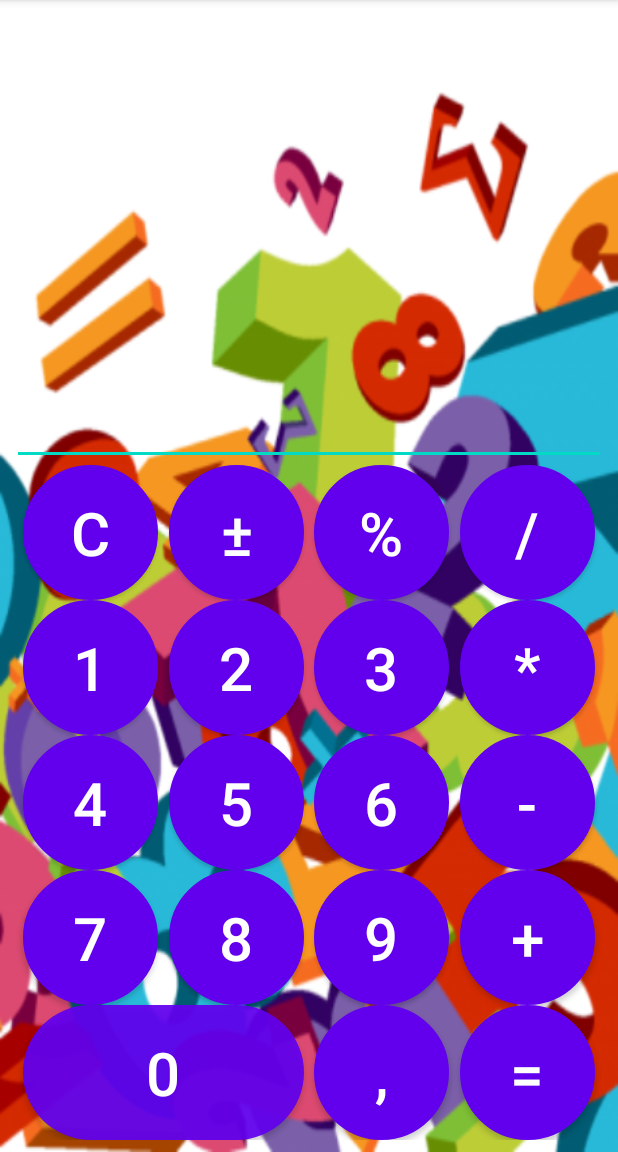
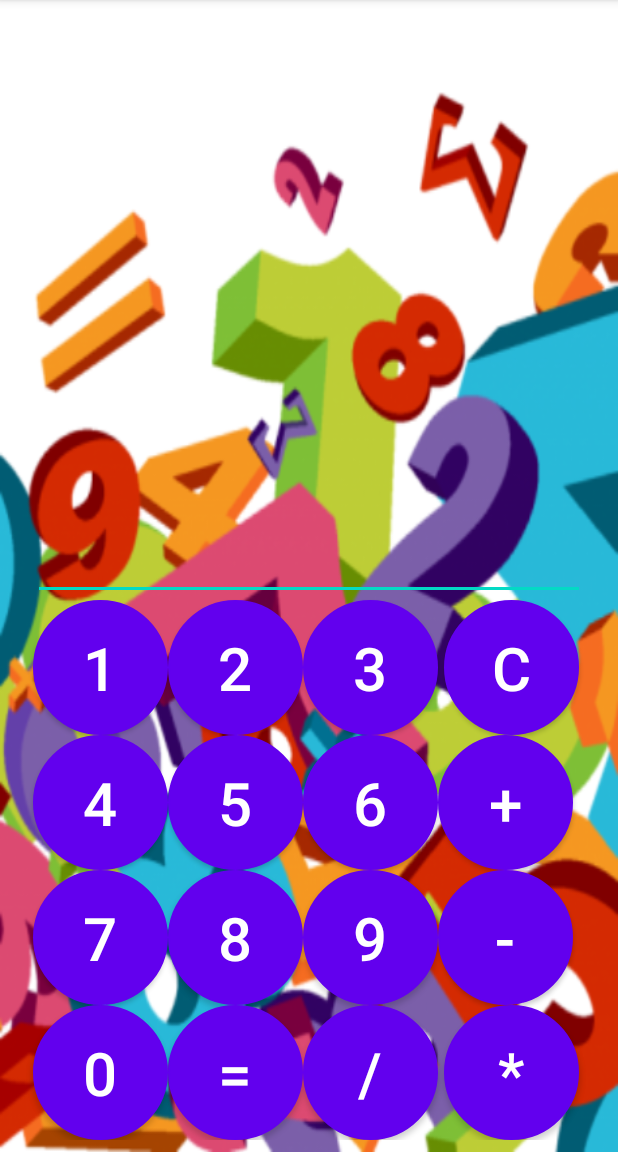
Before and after one commit to YuraYakovlev/MyCalculator, an Android app: the screen it shows after launch (MainActivity), on a phone screen of 412 x 824 dp, the part 84-1236 px from its top. Run offline under Robolectric (Android 15) with nearby library versions, the phone set to English and light mode, and no system bars.

Commit message:
Calculate logic

```diff
--- a/app/src/main/java/com/example/mycalculator/MainActivity.java
+++ b/app/src/main/java/com/example/mycalculator/MainActivity.java
@@ -9,8 +9,29 @@ import android.widget.TextView;
 
 public class MainActivity extends AppCompatActivity {
 
-    private TextView textView;
+    TextView textView;
+    CalculateLogic calculateLogic = new CalculateLogic();
 
+    int[] numbers = {
+            R.id.btn_one,
+            R.id.btn_two,
+            R.id.btn_three,
+            R.id.btn_four,
+            R.id.btn_five,
+            R.id.btn_six,
+            R.id.btn_seven,
+            R.id.btn_eight,
+            R.id.btn_nine,
+            R.id.btn_zero
+    };
+
+    int[] operation = {
+            R.id.btn_plus,
+            R.id.btn_minus,
+            R.id.btn_multiplication,
+            R.id.btn_division,
+            R.id.btn_equals,
+    };
 
     @Override
     protected void onCreate(Bundle savedInstanceState) {
@@ -19,73 +40,36 @@ public class MainActivity extends AppCompatActivity {
 
         textView = findViewById(R.id.input_and_result);
 
-        findViewById(R.id.btn_one).setOnClickListener(clickListener);
-        findViewById(R.id.btn_two).setOnClickListener(clickListener);
-        findViewById(R.id.btn_three).setOnClickListener(clickListener);
-        findViewById(R.id.btn_four).setOnClickListener(clickListener);
-        findViewById(R.id.btn_five).setOnClickListener(clickListener);
-        findViewById(R.id.btn_six).setOnClickListener(clickListener);
-        findViewById(R.id.btn_seven).setOnClickListener(clickListener);
-        findViewById(R.id.btn_eight).setOnClickListener(clickListener);
-        findViewById(R.id.btn_nine).setOnClickListener(clickListener);
-        findViewById(R.id.btn_zero).setOnClickListener(clickListener);
-        findViewById(R.id.btn_plus).setOnClickListener(clickListener);
-        findViewById(R.id.btn_minus).setOnClickListener(clickListener);
-        findViewById(R.id.btn_multiplication).setOnClickListener(clickListener);
-        findViewById(R.id.btn_division).setOnClickListener(clickListener);
-        findViewById(R.id.btn_equals).setOnClickListener(clickListener);
-        findViewById(R.id.btn_percent).setOnClickListener(clickListener);
-        findViewById(R.id.btn_discharge).setOnClickListener(clickListener);
-        findViewById(R.id.btn_comma).setOnClickListener(clickListener);
-        findViewById(R.id.btn_plus_or_minus).setOnClickListener(clickListener);
+        View.OnClickListener numberClickListener = new View.OnClickListener() {
+            @Override
+            public void onClick(View v) {
+                calculateLogic.numberClick(v.getId());
+                textView.setText(calculateLogic.getText());
+            }
+        };
+
+        View.OnClickListener operationClickListener = new View.OnClickListener() {
+            @Override
+            public void onClick(View v) {
+                calculateLogic.operationClick(v.getId());
+                textView.setText(calculateLogic.getText());
+            }
+        };
+
+        for (int i = 0; i < numbers.length; i++) {
+            findViewById(numbers[i]).setOnClickListener(numberClickListener);
+        }
+
+        for (int i = 0; i < operation.length; i++) {
+            findViewById(operation[i]).setOnClickListener(operationClickListener);
+        }
+
+        findViewById(R.id.btn_discharge).setOnClickListener(new View.OnClickListener() {
+            @Override
+            public void onClick(View v) {
+                calculateLogic.discharge();
+                textView.setText(calculateLogic.getText());
+            }
+        });
     }
-
-    View.OnClickListener clickListener = new View.OnClickListener() {
-        @Override
-        public void onClick(View v) {
-            String argOne;
-            switch (v.getId()) {
-                case R.id.btn_one:
-                    argOne = "1";
-                    break;
-                case R.id.btn_two:
-                    argOne = "2";
-                    break;
-                case R.id.btn_three:
-                    argOne = "3";
-                    break;
-                case R.id.btn_four:
-                    argOne = "4";
-                    break;
-                case R.id.btn_five:
-                    argOne = "5";
-                    break;
-                case R.id.btn_six:
-                    argOne = "6";
-                    break;
-                case R.id.btn_seven:
-                    argOne = "7";
-                    break;
-                case R.id.btn_eight:
-                    argOne = "8";
-                    break;
-                case R.id.btn_nine:
-                    argOne = "9";
-                    break;
-                case R.id.btn_zero:
-                    argOne = "0";
-                    break;
-                case R.id.btn_comma:
-                    argOne = ".";
-                    break;
-                case R.id.btn_discharge:
-                    textView.setText("");
-                    return;
-                default:
-                    argOne = "";
-            }
-            String str = textView.getText() + argOne;
-            textView.setText(str);
-        }
-    };
 }
--- a/app/src/main/res/layout/activity_main.xml
+++ b/app/src/main/res/layout/activity_main.xml
@@ -8,9 +8,11 @@
     android:padding="8dp"
     tools:context=".MainActivity">
 
+
+
     <EditText
         android:id="@+id/input_and_result"
-        android:layout_width="match_parent"
+        android:layout_width="368dp"
         android:layout_height="wrap_content"
         android:gravity="end"
         android:textSize="@dimen/et_text_size"
@@ -20,59 +22,14 @@
         tools:hint="Результат" />
 
     <Button
-        android:id="@+id/btn_discharge"
-        android:layout_width="wrap_content"
-        android:layout_height="wrap_content"
-        android:background="@drawable/roundbutton"
-        android:text="@string/c"
-        android:textSize="@dimen/btn_text_size"
-        app:layout_constraintEnd_toStartOf="@id/btn_plus_or_minus"
-        app:layout_constraintStart_toStartOf="@id/input_and_result"
-        app:layout_constraintTop_toBottomOf="@id/input_and_result" />
-
-    <Button
-        android:id="@+id/btn_plus_or_minus"
-        android:layout_width="wrap_content"
-        android:layout_height="wrap_content"
-        android:background="@drawable/roundbutton"
-        android:text="@string/plus_or_minus"
-        android:textSize="@dimen/btn_text_size"
-        app:layout_constraintEnd_toStartOf="@id/btn_percent"
-        app:layout_constraintStart_toEndOf="@id/btn_discharge"
-        app:layout_constraintTop_toBottomOf="@id/input_and_result" />
-
-    <Button
-        android:id="@+id/btn_percent"
-        android:layout_width="wrap_content"
-        android:layout_height="wrap_content"
-        android:background="@drawable/roundbutton"
-        android:text="@string/percent"
-        android:textSize="@dimen/btn_text_size"
-        app:layout_constraintEnd_toStartOf="@id/btn_division"
-        app:layout_constraintStart_toEndOf="@id/btn_plus_or_minus"
-        app:layout_constraintTop_toBottomOf="@id/input_and_result" />
-
-    <Button
-        android:id="@+id/btn_division"
-        android:layout_width="wrap_content"
-        android:layout_height="wrap_content"
-        android:background="@drawable/roundbutton"
-        android:text="@string/division"
-        android:textSize="@dimen/btn_text_size"
-        app:layout_constraintEnd_toEndOf="@id/input_and_result"
-        app:layout_constraintStart_toEndOf="@id/btn_percent"
-        app:layout_constraintTop_toBottomOf="@id/input_and_result" />
-
-    <Button
         android:id="@+id/btn_one"
         android:layout_width="wrap_content"
         android:layout_height="wrap_content"
         android:background="@drawable/roundbutton"
         android:text="@string/one"
         android:textSize="@dimen/btn_text_size"
-        app:layout_constraintEnd_toStartOf="@id/btn_two"
         app:layout_constraintStart_toStartOf="@id/input_and_result"
-        app:layout_constraintTop_toBottomOf="@id/btn_discharge" />
+        app:layout_constraintTop_toBottomOf="@id/input_and_result" />
 
     <Button
         android:id="@+id/btn_two"
@@ -81,9 +38,8 @@
         android:background="@drawable/roundbutton"
         android:text="@string/two"
         android:textSize="@dimen/btn_text_size"
-        app:layout_constraintEnd_toStartOf="@id/btn_three"
         app:layout_constraintStart_toEndOf="@id/btn_one"
-        app:layout_constraintTop_toBottomOf="@id/btn_plus_or_minus" />
+        app:layout_constraintTop_toBottomOf="@id/input_and_result" />
 
     <Button
         android:id="@+id/btn_three"
@@ -92,20 +48,19 @@
         android:background="@drawable/roundbutton"
         android:text="@string/three"
         android:textSize="@dimen/btn_text_size"
-        app:layout_constraintEnd_toStartOf="@id/btn_multiplication"
         app:layout_constraintStart_toEndOf="@id/btn_two"
-        app:layout_constraintTop_toBottomOf="@id/btn_percent" />
+        app:layout_constraintTop_toBottomOf="@id/input_and_result" />
 
     <Button
-        android:id="@+id/btn_multiplication"
+        android:id="@+id/btn_discharge"
         android:layout_width="wrap_content"
         android:layout_height="wrap_content"
         android:background="@drawable/roundbutton"
-        android:text="@string/multiplication"
+        android:text="@string/c"
         android:textSize="@dimen/btn_text_size"
         app:layout_constraintEnd_toEndOf="@id/input_and_result"
         app:layout_constraintStart_toEndOf="@id/btn_three"
-        app:layout_constraintTop_toBottomOf="@id/btn_division" />
+        app:layout_constraintTop_toBottomOf="@id/input_and_result" />
 
     <Button
         android:id="@+id/btn_four"
@@ -114,7 +69,6 @@
         android:background="@drawable/roundbutton"
         android:text="@string/four"
         android:textSize="@dimen/btn_text_size"
-        app:layout_constraintEnd_toStartOf="@id/btn_five"
         app:layout_constraintStart_toStartOf="@id/input_and_result"
         app:layout_constraintTop_toBottomOf="@id/btn_one" />
 
@@ -125,7 +79,6 @@
         android:background="@drawable/roundbutton"
         android:text="@string/five"
         android:textSize="@dimen/btn_text_size"
-        app:layout_constraintEnd_toStartOf="@id/btn_six"
         app:layout_constraintStart_toEndOf="@id/btn_four"
         app:layout_constraintTop_toBottomOf="@id/btn_two" />
 
@@ -136,20 +89,18 @@
         android:background="@drawable/roundbutton"
         android:text="@string/six"
         android:textSize="@dimen/btn_text_size"
-        app:layout_constraintEnd_toStartOf="@id/btn_minus"
         app:layout_constraintStart_toEndOf="@id/btn_five"
         app:layout_constraintTop_toBottomOf="@id/btn_three" />
 
     <Button
-        android:id="@+id/btn_minus"
+        android:id="@+id/btn_plus"
         android:layout_width="wrap_content"
         android:layout_height="wrap_content"
         android:background="@drawable/roundbutton"
-        android:text="@string/minus"
+        android:text="@string/plus"
         android:textSize="@dimen/btn_text_size"
-        app:layout_constraintEnd_toEndOf="@id/input_and_result"
         app:layout_constraintStart_toEndOf="@id/btn_six"
-        app:layout_constraintTop_toBottomOf="@id/btn_multiplication" />
+        app:layout_constraintTop_toBottomOf="@id/btn_discharge" />
 
     <Button
         android:id="@+id/btn_seven"
@@ -158,7 +109,6 @@
         android:background="@drawable/roundbutton"
         android:text="@string/seven"
         android:textSize="@dimen/btn_text_size"
-        app:layout_constraintEnd_toStartOf="@id/btn_eight"
         app:layout_constraintStart_toStartOf="@id/input_and_result"
         app:layout_constraintTop_toBottomOf="@id/btn_four" />
 
@@ -169,7 +119,6 @@
         android:background="@drawable/roundbutton"
         android:text="@string/eight"
         android:textSize="@dimen/btn_text_size"
-        app:layout_constraintEnd_toStartOf="@id/btn_nine"
         app:layout_constraintStart_toEndOf="@id/btn_seven"
         app:layout_constraintTop_toBottomOf="@id/btn_five" />
 
@@ -180,44 +129,29 @@
         android:background="@drawable/roundbutton"
         android:text="@string/nine"
         android:textSize="@dimen/btn_text_size"
-        app:layout_constraintEnd_toStartOf="@id/btn_plus"
         app:layout_constraintStart_toEndOf="@id/btn_eight"
         app:layout_constraintTop_toBottomOf="@id/btn_six" />
 
     <Button
-        android:id="@+id/btn_plus"
+        android:id="@+id/btn_minus"
         android:layout_width="wrap_content"
         android:layout_height="wrap_content"
         android:background="@drawable/roundbutton"
-        android:text="@string/plus"
+        android:text="@string/minus"
         android:textSize="@dimen/btn_text_size"
-        app:layout_constraintEnd_toEndOf="@id/input_and_result"
         app:layout_constraintStart_toEndOf="@id/btn_nine"
-        app:layout_constraintTop_toBottomOf="@id/btn_minus" />
+        app:layout_constraintTop_toBottomOf="@id/btn_plus" />
 
     <Button
         android:id="@+id/btn_zero"
-        android:layout_width="0dp"
-        android:layout_height="0dp"
-        android:background="@drawable/oval_button"
+        android:layout_width="wrap_content"
+        android:layout_height="wrap_content"
+        android:background="@drawable/roundbutton"
         android:text="@string/zero"
         android:textSize="@dimen/btn_text_size"
         app:layout_constraintBottom_toBottomOf="parent"
-        app:layout_constraintEnd_toEndOf="@id/btn_eight"
-        app:layout_constraintStart_toStartOf="@id/btn_seven"
+        app:layout_constraintStart_toStartOf="@id/input_and_result"
         app:layout_constraintTop_toBottomOf="@id/btn_seven" />
-
-    <Button
-        android:id="@+id/btn_comma"
-        android:layout_width="wrap_content"
-        android:layout_height="wrap_content"
-        android:background="@drawable/roundbutton"
-        android:text="@string/comma"
-        android:textSize="@dimen/btn_text_size"
-        app:layout_constraintBottom_toBottomOf="parent"
-        app:layout_constraintEnd_toEndOf="@id/btn_nine"
-        app:layout_constraintStart_toStartOf="@id/btn_nine"
-        app:layout_constraintTop_toBottomOf="@id/btn_nine" />
 
     <Button
         android:id="@+id/btn_equals"
@@ -226,10 +160,31 @@
         android:background="@drawable/roundbutton"
         android:text="@string/equals"
         android:textSize="@dimen/btn_text_size"
+        app:layout_constraintStart_toEndOf="@id/btn_zero"
+        app:layout_constraintTop_toBottomOf="@id/btn_eight" />
+
+    <Button
+        android:id="@+id/btn_division"
+        android:layout_width="wrap_content"
+        android:layout_height="wrap_content"
+        android:background="@drawable/roundbutton"
+        android:text="@string/division"
+        android:textSize="@dimen/btn_text_size"
+        app:layout_constraintStart_toEndOf="@id/btn_equals"
+        app:layout_constraintTop_toBottomOf="@id/btn_nine" />
+
+
+    <Button
+        android:id="@+id/btn_multiplication"
+        android:layout_width="wrap_content"
+        android:layout_height="wrap_content"
+        android:background="@drawable/roundbutton"
+        android:text="@string/multiplication"
+        android:textSize="@dimen/btn_text_size"
         app:layout_constraintBottom_toBottomOf="parent"
-        app:layout_constraintEnd_toEndOf="@id/btn_plus"
-        app:layout_constraintStart_toStartOf="@id/btn_plus"
-        app:layout_constraintTop_toBottomOf="@id/btn_plus" />
+        app:layout_constraintEnd_toEndOf="@id/input_and_result"
+        app:layout_constraintStart_toEndOf="@id/btn_division"
+        app:layout_constraintTop_toBottomOf="@id/btn_minus" />
 
 
 </androidx.constraintlayout.widget.ConstraintLayout>
```
Also changed, not shown: app/src/main/java/com/example/mycalculator/CalculateLogic.java (added, +136 -0 lines), app/src/main/res/values/styles.xml (added, +8 -0 lines).
